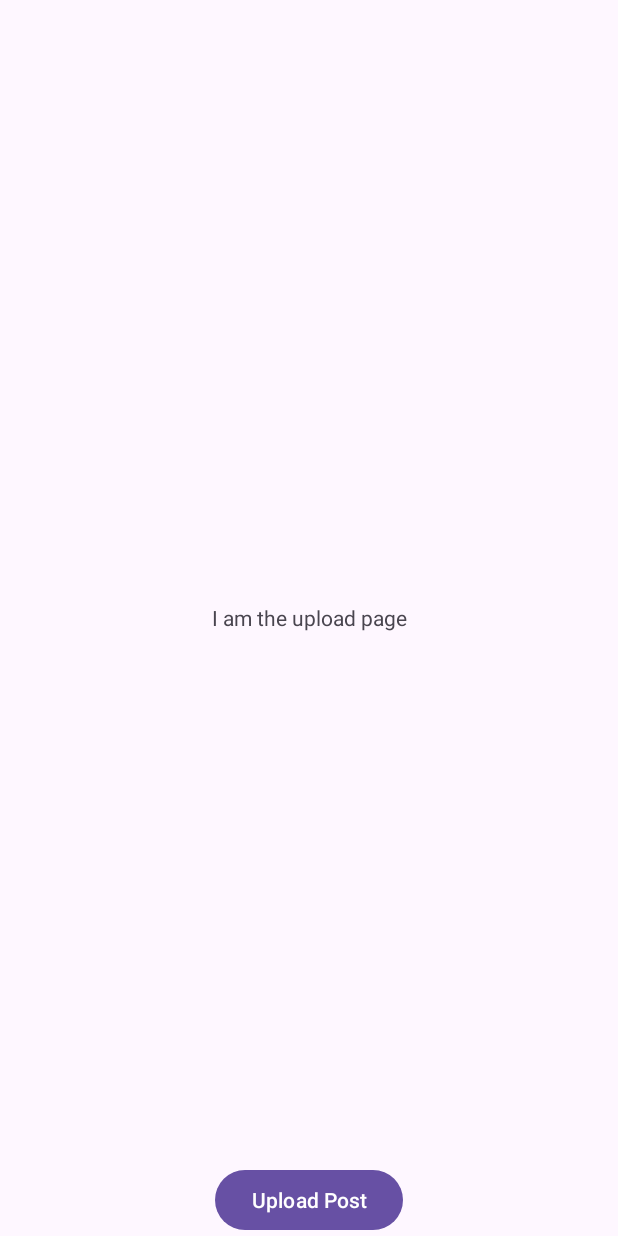
After one commit to TomerMeidan/Instasnap, an Android app: the layout upload_page_fragment.xml on its own in the app's theme, with its tools: preview values and no code run, on a phone screen of 412 x 824 dp. The commit adds this screen. Run offline under Robolectric (Android 15) with nearby library versions, the phone set to English and light mode, and no system bars.

Commit message:
Post and permissions (#12)
* Added bottom tool bar

* Permissions to access files and upload image to internal storage

* Permissions to access files and upload image to internal storage

* Changed the json file and User class

---------

Co-authored-by: roman.milman <roman.holodkov@gmail.com>

```diff
--- /dev/null
+++ b/app/src/main/res/layout/upload_page_fragment.xml
@@ -0,0 +1,21 @@
+<?xml version="1.0" encoding="utf-8"?>
+<FrameLayout xmlns:android="http://schemas.android.com/apk/res/android"
+    xmlns:tools="http://schemas.android.com/tools"
+    android:layout_width="match_parent"
+    android:layout_height="match_parent"
+    tools:context=".View.User.Fragments.UploadPageFragmentView">
+
+    <TextView
+        android:layout_width="match_parent"
+        android:layout_height="match_parent"
+        android:text="I am the upload page"
+        android:gravity="center"/>
+
+    <Button
+        android:id="@+id/upload_button"
+        android:layout_width="wrap_content"
+        android:layout_height="wrap_content"
+        android:text="@string/upload_post"
+        android:layout_gravity="bottom|center"/>
+
+</FrameLayout>
--- a/app/src/main/res/menu/options_menu.xml
+++ b/app/src/main/res/menu/options_menu.xml
@@ -1,6 +1,10 @@
 <?xml version="1.0" encoding="utf-8"?>
 <menu xmlns:app="http://schemas.android.com/apk/res-auto"
     xmlns:android="http://schemas.android.com/apk/res/android">
+
+    <item android:id="@+id/upload_post"
+        android:icon="@drawable/instasnap_logo"
+        android:title="@string/upload_post" />
 
     <item android:id="@+id/menu_settings"
         android:icon="@drawable/instasnap_logo"
@@ -8,7 +12,7 @@
 
     <item android:id="@+id/menu_screen_mode"
         android:icon="@drawable/instasnap_logo"
-        android:title="Screen Mode" />
+        android:title="@string/screen_mode" />
 
     <item android:id="@+id/menu_logout"
         android:icon="@drawable/instasnap_logo"
--- a/app/src/main/res/values/strings.xml
+++ b/app/src/main/res/values/strings.xml
@@ -14,4 +14,6 @@
     <string name="profile_picture">profile_picture</string>
     <!-- TODO: Remove or change this placeholder text -->
     <string name="hello_blank_fragment">Hello blank fragment</string>
+    <string name="upload">Upload</string>
+    <string name="upload_post">Upload Post</string>
 </resources>
```
Also changed, not shown: app/src/main/AndroidManifest.xml (+5 -3 lines), app/src/main/assets/users.json (+7 -0 lines), app/src/main/java/com/example/instasnap/Model/User.java (+12 -4 lines), app/src/main/java/com/example/instasnap/View/User/Fragments/UploadPageFragmentView.java (added, +183 -0 lines), app/src/main/java/com/example/instasnap/View/User/UserView.java (+12 -0 lines).
